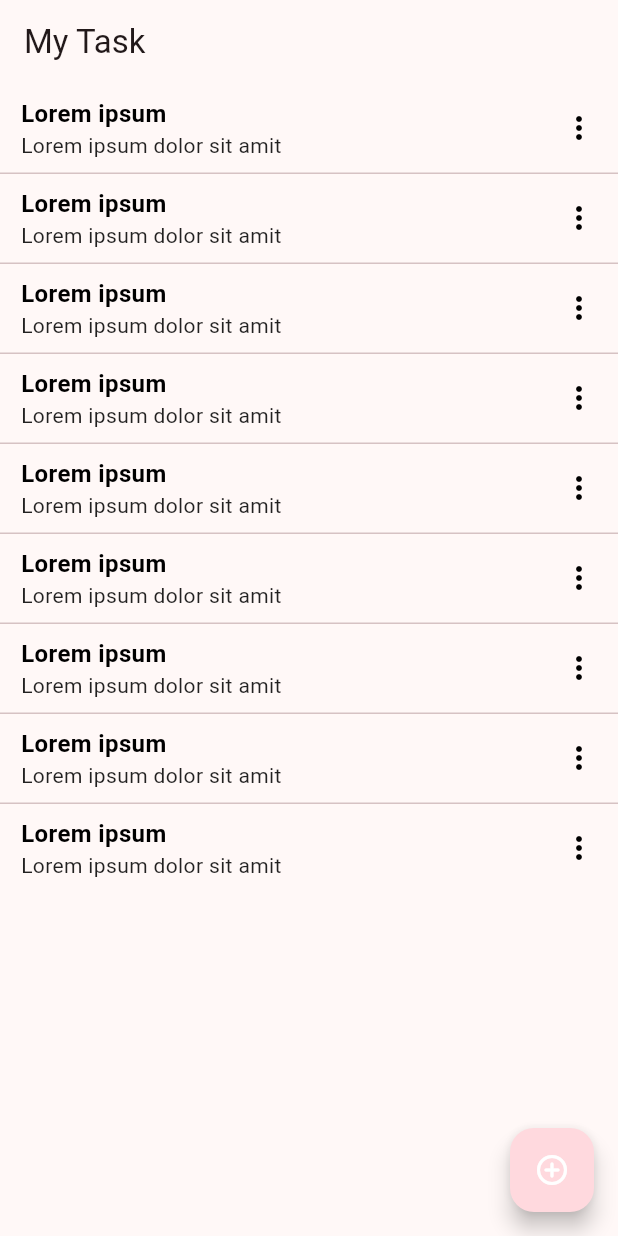
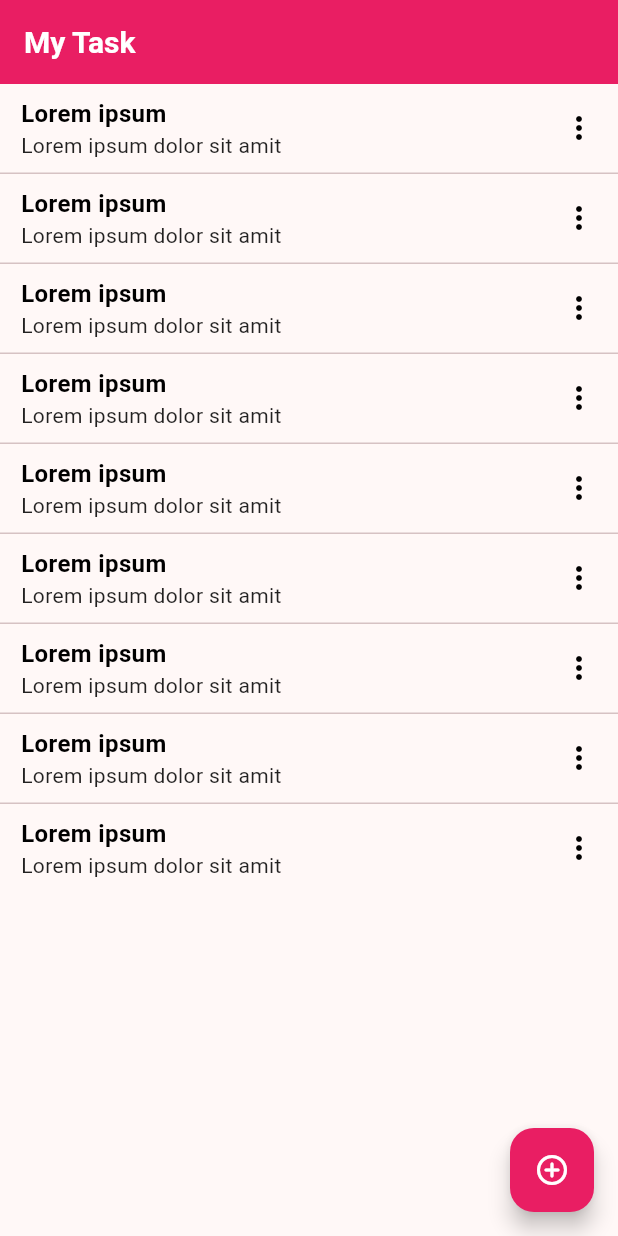
Before and after one commit to yoesuv/Flutter-Note-DB, a Flutter app: the screen it shows after launch, on a phone screen of 412 x 824 dp. Run offline on Flutter 3.47's test engine with Material 3 defaults, Android fonts, the phone set to English and light mode, and no system bars.

Commit message:
:art: update global theme

```diff
--- a/lib/src/my_app.dart
+++ b/lib/src/my_app.dart
@@ -9,9 +9,19 @@ class MyApp extends StatelessWidget {
     return MaterialApp(
       title: 'Flutter Note Task',
       theme: ThemeData(
+        appBarTheme: const AppBarTheme(
+            color: Colors.pink,
+            titleTextStyle: TextStyle(
+              color: Colors.white,
+              fontSize: 20,
+              fontWeight: FontWeight.w600,
+            )),
         colorScheme: ColorScheme.fromSeed(
           background: Colors.white,
           seedColor: Colors.pink,
+        ),
+        floatingActionButtonTheme: const FloatingActionButtonThemeData(
+          backgroundColor: Colors.pink,
         ),
         useMaterial3: true,
       ),
```
